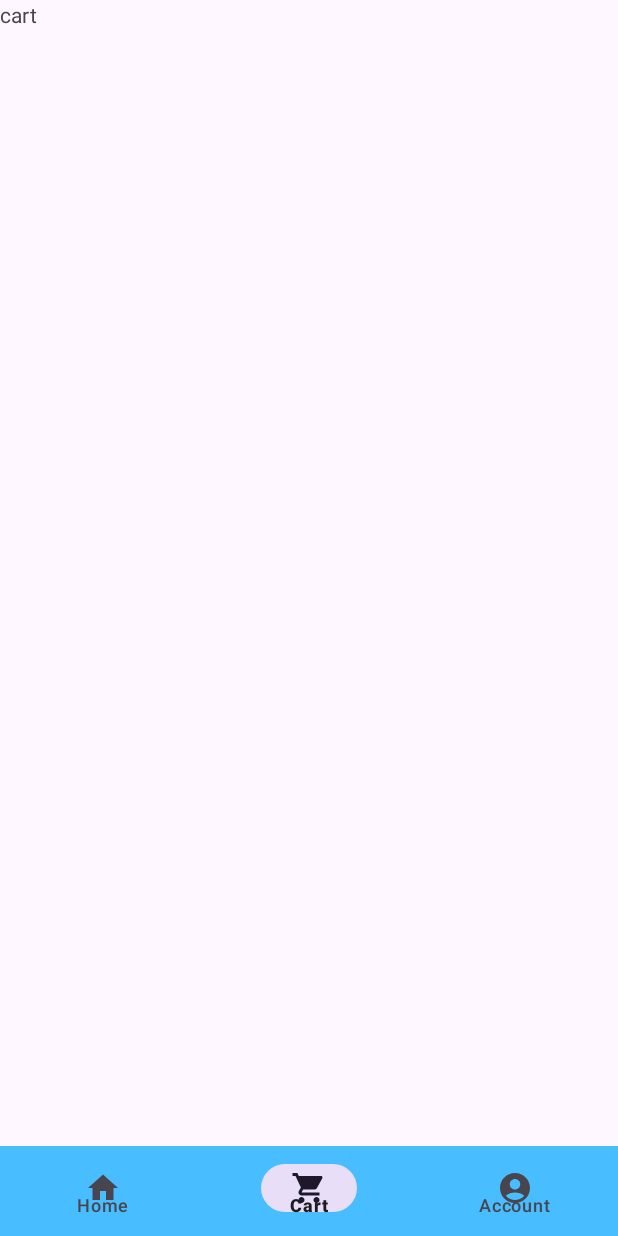
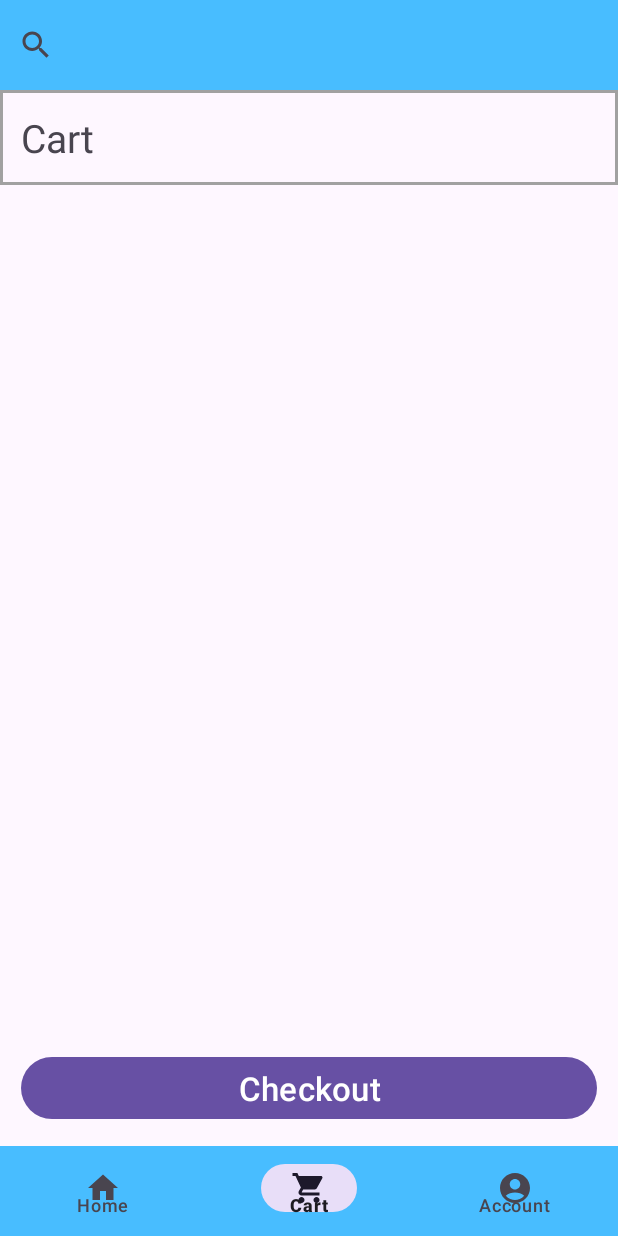
Before and after one commit to erichutabarat/Modern-Store, an Android app: the screen it shows after launch (MainActivity), item 2 of the bottom bar chosen, on a phone screen of 412 x 824 dp. Run offline under Robolectric (Android 15) with nearby library versions, the phone set to English and light mode, and no system bars.

Commit message:
Update Features: Cart

```diff
--- a/ModernStore/app/src/main/res/layout/cart_fragment.xml
+++ b/ModernStore/app/src/main/res/layout/cart_fragment.xml
@@ -1,14 +1,36 @@
-<?xml version="1.0" encoding="utf-8"?>
-<FrameLayout xmlns:android="http://schemas.android.com/apk/res/android"
-    xmlns:tools="http://schemas.android.com/tools"
+<androidx.constraintlayout.widget.ConstraintLayout
+    xmlns:android="http://schemas.android.com/apk/res/android"
+    xmlns:app="http://schemas.android.com/apk/res-auto"
     android:layout_width="match_parent"
     android:layout_height="match_parent"
-    tools:context=".ui.cart.CartFragment">
+    android:orientation="vertical">
 
-    <!-- TODO: Update blank fragment layout -->
+    <androidx.appcompat.widget.SearchView
+        android:id="@+id/searchView"
+        android:layout_width="match_parent"
+        android:layout_height="@dimen/heigh_medium"
+        android:background="@color/blue"
+        android:layout_gravity="top|center"
+        app:layout_constraintTop_toTopOf="parent" />
+
     <TextView
+        android:id="@+id/all_product"
         android:layout_width="match_parent"
-        android:layout_height="match_parent"
-        android:text="cart" />
+        android:layout_height="wrap_content"
+        android:text="@string/cart"
+        app:layout_constraintTop_toBottomOf="@id/searchView"
+        android:textSize="@dimen/h3"
+        android:padding="@dimen/padding_mini"
+        android:background="@drawable/border_background"
+        />
 
-</FrameLayout>
+    <Button
+        android:layout_width="match_parent"
+        android:layout_height="wrap_content"
+        android:text="@string/checkout"
+        android:textSize="@dimen/h4"
+        app:layout_constraintBottom_toBottomOf="parent"
+        app:layout_constraintStart_toStartOf="parent"
+        app:layout_constraintEnd_toEndOf="parent"
+        android:layout_margin="@dimen/padding_mini"/>
+</androidx.constraintlayout.widget.ConstraintLayout>
--- a/ModernStore/app/src/main/res/values/strings.xml
+++ b/ModernStore/app/src/main/res/values/strings.xml
@@ -30,4 +30,5 @@
     <string name="hello_blank_fragment">Hello blank fragment</string>
 
     <string name="addtocart">Add To Cart</string>
+    <string name="checkout">Checkout</string>
 </resources>
```
